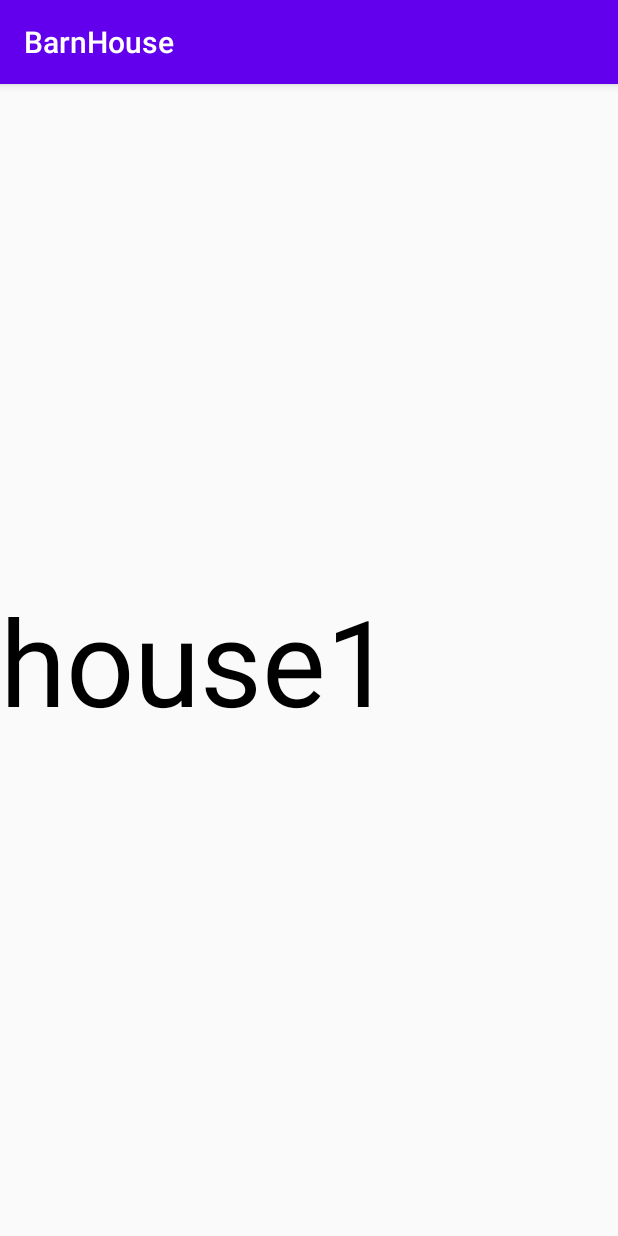
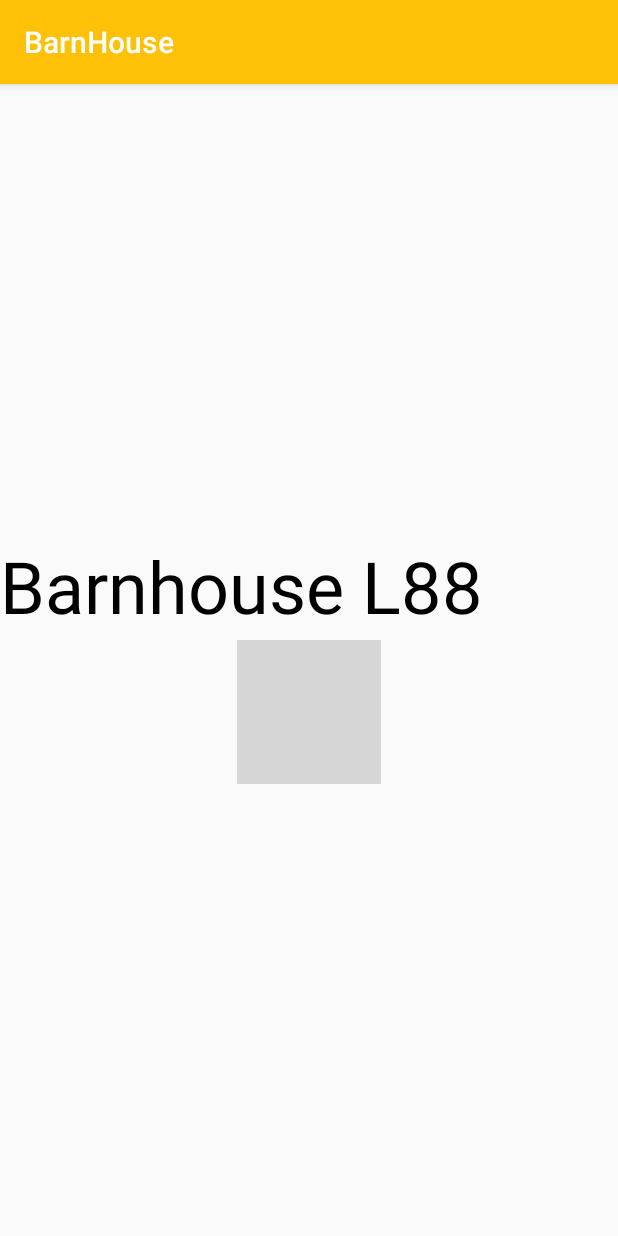
Before and after one commit to SudasA/BarnHouse, an Android app: the screen it shows after launch (MainActivity), on a phone screen of 412 x 824 dp. Run offline under Robolectric (Android 15) with nearby library versions, the phone set to English and light mode, and no system bars; grey boxes are pictures that could not be loaded.

Commit message:
Add images houses

```diff
--- a/app/src/main/java/company/barnhouse/adapters/AdapterData.kt
+++ b/app/src/main/java/company/barnhouse/adapters/AdapterData.kt
@@ -1,12 +1,15 @@
 package company.barnhouse.adapters
 
+import android.annotation.SuppressLint
 import android.view.LayoutInflater
 import android.view.View
 import android.view.ViewGroup
+import android.widget.ImageView
 import android.widget.TextView
 import androidx.recyclerview.widget.RecyclerView
 import company.barnhouse.R
 import company.barnhouse.repo.Houses
+
 
 class AdapterData : RecyclerView.Adapter<DataViewHolder>() {
 
@@ -30,9 +33,12 @@ class AdapterData : RecyclerView.Adapter<DataViewHolder>() {
 }
 
 class DataViewHolder(itemView: View) : RecyclerView.ViewHolder(itemView) {
-    private val houseName: TextView = itemView.findViewById(R.id.house_text)
+    private var houseName: TextView = itemView.findViewById(R.id.house_text)
+    private var houseImageView: ImageView = itemView.findViewById(R.id.house_image)
+    @SuppressLint("UseCompatLoadingForDrawables")
     fun onBind(houses: Houses) {
         houseName.text = houses.houseName
+        houseImageView.setImageDrawable(itemView.context.getDrawable(houses.houseImage))
     }
 }
 
--- a/app/src/main/java/company/barnhouse/repo/Houses.kt
+++ b/app/src/main/java/company/barnhouse/repo/Houses.kt
@@ -1,6 +1,7 @@
 package company.barnhouse.repo
 
-data class Houses (
-    val id: Int,
-    val houseName: String
+data class Houses(
+    var id: Int,
+    var houseName: String,
+    var houseImage: Int
     )
--- a/app/src/main/java/company/barnhouse/repo/Repo.kt
+++ b/app/src/main/java/company/barnhouse/repo/Repo.kt
@@ -1,28 +1,20 @@
 package company.barnhouse.repo
 
-import android.accounts.Account
+import company.barnhouse.R
 
 object Repo {
     fun getHouses(): List<Houses> {
         return listOf(
-            Houses(1, "house1"),
-            Houses(2, "house2"),
-            Houses(3, "house3"),
-            Houses(4, "house4"),
-            Houses(5, "house5"),
-            Houses(6, "house6"),
-            Houses(7, "house7"),
-            Houses(8, "house8"),
-            Houses(9, "house9"),
-            Houses(10, "house10"),
-            Houses(11, "house11"),
-            Houses(12, "house12"),
-            Houses(13, "house13"),
-            Houses(14, "house14"),
-            Houses(15, "house15"),
-            Houses(16, "house16"),
-            Houses(17, "house17"),
-            Houses(18, "house18")
+            Houses(1, "Barnhouse L88", R.drawable.houseone),
+            Houses(2, "Barnhouse L88", R.drawable.housetwo),
+            Houses(3, "Barnhouse X101", R.drawable.housethree),
+            Houses(4, "Barnhouse L88", R.drawable.houseone),
+            Houses(5, "Barnhouse L88", R.drawable.housetwo),
+            Houses(6, "Barnhouse X101", R.drawable.housethree),
+            Houses(7, "Barnhouse L88", R.drawable.houseone),
+            Houses(8, "Barnhouse L88", R.drawable.housetwo),
+            Houses(9, "Barnhouse X101", R.drawable.housethree),
+
         )
     }
 }
--- a/app/src/main/res/layout/house_data.xml
+++ b/app/src/main/res/layout/house_data.xml
@@ -9,17 +9,26 @@
 
     <TextView
         android:id="@+id/house_text"
-        android:layout_width="wrap_content"
+        android:layout_width="410dp"
         android:layout_height="wrap_content"
-        android:layout_gravity="center"
+        android:layout_gravity="center_horizontal"
         android:clickable="true"
         android:focusable="true"
         android:text="@string/barnhouse"
         android:textColor="@color/black"
-        android:textSize="80sp"
-        app:layout_constraintBottom_toBottomOf="parent"
+        android:textSize="48sp"
+        app:layout_constraintTop_toTopOf="parent"
         tools:ignore="MissingConstraints" />
 
+    <ImageView
+        android:id = "@+id/house_image"
+        android:layout_width="wrap_content"
+        android:layout_height="wrap_content"
+        android:layout_marginTop="4dp"
+        android:src ="@drawable/ic_launcher_foreground"
+        app:layout_constraintEnd_toEndOf="parent"
+        app:layout_constraintStart_toStartOf="parent"
+        app:layout_constraintTop_toBottomOf="@+id/house_text" />
 
 
 </androidx.constraintlayout.widget.ConstraintLayout>
--- a/app/src/main/res/values/themes.xml
+++ b/app/src/main/res/values/themes.xml
@@ -2,9 +2,9 @@
     <!-- Base application theme. -->
     <style name="Theme.BarnHouse" parent="Theme.AppCompat.Light.DarkActionBar">
         <!-- Primary brand color. -->
-        <item name="colorPrimary">@color/purple_500</item>
-        <item name="colorPrimaryDark">@color/purple_700</item>
-        <item name="colorAccent">@color/teal_200</item>
+        <item name="colorPrimary">#FFC107</item>
+        <item name="colorPrimaryDark">#FF9800</item>
+        <item name="colorAccent">#FFEB3B</item>
         <!-- Customize your theme here. -->
     </style>
 </resources>
```
Also changed, not shown: app/src/main/res/drawable/ic_launcher_background.xml (deleted, +0 -170 lines).
